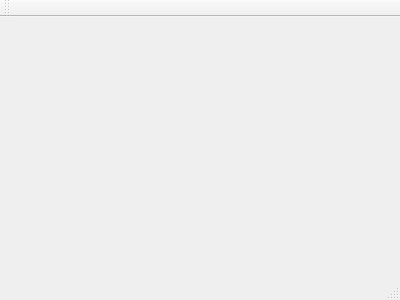
The window that mainwindow.ui (Tinsed/8_puzzle) describes before a commit, drawn with Qt 5.
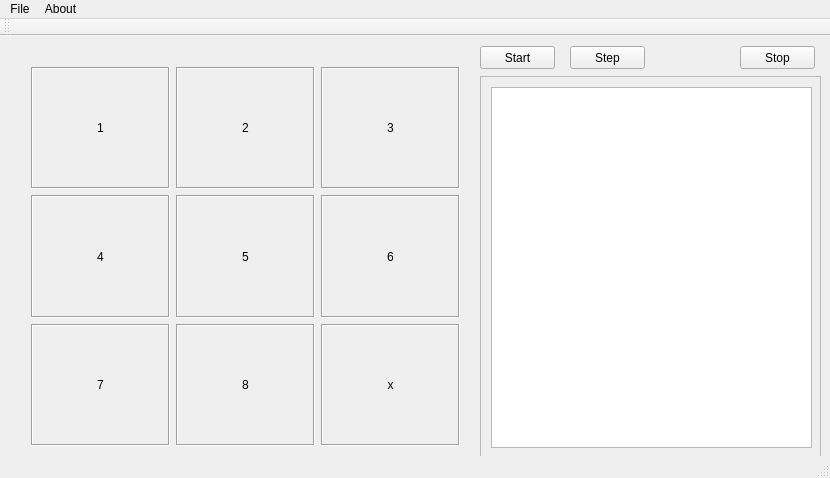
The same window after the commit.

Commit message: Update: created interface

Diff of the .ui file:
```diff
--- a/mainwindow.ui
+++ b/mainwindow.ui
@@ -1,24 +1,318 @@
 <ui version="4.0">
  <class>MainWindow</class>
- <widget class="QMainWindow" name="MainWindow" >
-  <property name="geometry" >
+ <widget class="QMainWindow" name="MainWindow">
+  <property name="geometry">
    <rect>
     <x>0</x>
     <y>0</y>
-    <width>400</width>
-    <height>300</height>
+    <width>830</width>
+    <height>478</height>
    </rect>
   </property>
-  <property name="windowTitle" >
-   <string>MainWindow</string>
+  <property name="sizePolicy">
+   <sizepolicy hsizetype="Fixed" vsizetype="Fixed">
+    <horstretch>0</horstretch>
+    <verstretch>0</verstretch>
+   </sizepolicy>
   </property>
-  <widget class="QMenuBar" name="menuBar" />
-  <widget class="QToolBar" name="mainToolBar" />
-  <widget class="QWidget" name="centralWidget" />
-  <widget class="QStatusBar" name="statusBar" />
+  <property name="windowTitle">
+   <string>8-puzzle</string>
+  </property>
+  <widget class="QWidget" name="centralWidget">
+   <widget class="QScrollArea" name="scrollArea">
+    <property name="geometry">
+     <rect>
+      <x>480</x>
+      <y>40</y>
+      <width>341</width>
+      <height>381</height>
+     </rect>
+    </property>
+    <property name="widgetResizable">
+     <bool>true</bool>
+    </property>
+    <widget class="QWidget" name="scrollAreaWidgetContents">
+     <property name="geometry">
+      <rect>
+       <x>0</x>
+       <y>0</y>
+       <width>339</width>
+       <height>379</height>
+      </rect>
+     </property>
+     <widget class="QPlainTextEdit" name="plainTextEdit">
+      <property name="geometry">
+       <rect>
+        <x>10</x>
+        <y>10</y>
+        <width>321</width>
+        <height>361</height>
+       </rect>
+      </property>
+     </widget>
+    </widget>
+   </widget>
+   <widget class="QPushButton" name="pushButton">
+    <property name="geometry">
+     <rect>
+      <x>480</x>
+      <y>10</y>
+      <width>75</width>
+      <height>23</height>
+     </rect>
+    </property>
+    <property name="text">
+     <string>Start</string>
+    </property>
+   </widget>
+   <widget class="QPushButton" name="pushButton_2">
+    <property name="geometry">
+     <rect>
+      <x>570</x>
+      <y>10</y>
+      <width>75</width>
+      <height>23</height>
+     </rect>
+    </property>
+    <property name="text">
+     <string>Step</string>
+    </property>
+   </widget>
+   <widget class="QPushButton" name="pushButton_3">
+    <property name="geometry">
+     <rect>
+      <x>740</x>
+      <y>10</y>
+      <width>75</width>
+      <height>23</height>
+     </rect>
+    </property>
+    <property name="text">
+     <string>Stop</string>
+    </property>
+   </widget>
+   <widget class="QWidget" name="gridLayoutWidget">
+    <property name="geometry">
+     <rect>
+      <x>20</x>
+      <y>20</y>
+      <width>451</width>
+      <height>401</height>
+     </rect>
+    </property>
+    <layout class="QGridLayout" name="gridLayout">
+     <item row="1" column="1">
+      <widget class="QLabel" name="label">
+       <property name="frameShape">
+        <enum>QFrame::Box</enum>
+       </property>
+       <property name="frameShadow">
+        <enum>QFrame::Sunken</enum>
+       </property>
+       <property name="text">
+        <string>1</string>
+       </property>
+       <property name="alignment">
+        <set>Qt::AlignCenter</set>
+       </property>
+      </widget>
+     </item>
+     <item row="2" column="1">
+      <widget class="QLabel" name="label_4">
+       <property name="frameShape">
+        <enum>QFrame::Box</enum>
+       </property>
+       <property name="frameShadow">
+        <enum>QFrame::Sunken</enum>
+       </property>
+       <property name="text">
+        <string>4</string>
+       </property>
+       <property name="alignment">
+        <set>Qt::AlignCenter</set>
+       </property>
+      </widget>
+     </item>
+     <item row="1" column="2">
+      <widget class="QLabel" name="label_2">
+       <property name="frameShape">
+        <enum>QFrame::Box</enum>
+       </property>
+       <property name="frameShadow">
+        <enum>QFrame::Sunken</enum>
+       </property>
+       <property name="text">
+        <string>2</string>
+       </property>
+       <property name="alignment">
+        <set>Qt::AlignCenter</set>
+       </property>
+      </widget>
+     </item>
+     <item row="1" column="3">
+      <widget class="QLabel" name="label_3">
+       <property name="frameShape">
+        <enum>QFrame::Box</enum>
+       </property>
+       <property name="frameShadow">
+        <enum>QFrame::Sunken</enum>
+       </property>
+       <property name="text">
+        <string>3</string>
+       </property>
+       <property name="alignment">
+        <set>Qt::AlignCenter</set>
+       </property>
+      </widget>
+     </item>
+     <item row="2" column="2">
+      <widget class="QLabel" name="label_5">
+       <property name="frameShape">
+        <enum>QFrame::Box</enum>
+       </property>
+       <property name="frameShadow">
+        <enum>QFrame::Sunken</enum>
+       </property>
+       <property name="text">
+        <string>5</string>
+       </property>
+       <property name="alignment">
+        <set>Qt::AlignCenter</set>
+       </property>
+      </widget>
+     </item>
+     <item row="2" column="3">
+      <widget class="QLabel" name="label_6">
+       <property name="frameShape">
+        <enum>QFrame::Box</enum>
+       </property>
+       <property name="frameShadow">
+        <enum>QFrame::Sunken</enum>
+       </property>
+       <property name="text">
+        <string>6</string>
+       </property>
+       <property name="alignment">
+        <set>Qt::AlignCenter</set>
+       </property>
+      </widget>
+     </item>
+     <item row="3" column="1">
+      <widget class="QLabel" name="label_7">
+       <property name="frameShape">
+        <enum>QFrame::Box</enum>
+       </property>
+       <property name="frameShadow">
+        <enum>QFrame::Sunken</enum>
+       </property>
+       <property name="text">
+        <string>7</string>
+       </property>
+       <property name="alignment">
+        <set>Qt::AlignCenter</set>
+       </property>
+      </widget>
+     </item>
+     <item row="3" column="2">
+      <widget class="QLabel" name="label_8">
+       <property name="frameShape">
+        <enum>QFrame::Box</enum>
+       </property>
+       <property name="frameShadow">
+        <enum>QFrame::Sunken</enum>
+       </property>
+       <property name="text">
+        <string>8</string>
+       </property>
+       <property name="alignment">
+        <set>Qt::AlignCenter</set>
+       </property>
+      </widget>
+     </item>
+     <item row="3" column="3">
+      <widget class="QLabel" name="label_9">
+       <property name="frameShape">
+        <enum>QFrame::Box</enum>
+       </property>
+       <property name="frameShadow">
+        <enum>QFrame::Sunken</enum>
+       </property>
+       <property name="text">
+        <string>x</string>
+       </property>
+       <property name="alignment">
+        <set>Qt::AlignCenter</set>
+       </property>
+      </widget>
+     </item>
+    </layout>
+   </widget>
+  </widget>
+  <widget class="QMenuBar" name="menuBar">
+   <property name="geometry">
+    <rect>
+     <x>0</x>
+     <y>0</y>
+     <width>830</width>
+     <height>21</height>
+    </rect>
+   </property>
+   <widget class="QMenu" name="menuFile">
+    <property name="title">
+     <string>File</string>
+    </property>
+    <addaction name="actionOpen"/>
+    <addaction name="actionSave"/>
+    <addaction name="actionSave_as"/>
+    <addaction name="separator"/>
+    <addaction name="actionExport_to"/>
+    <addaction name="separator"/>
+    <addaction name="actionExit"/>
+   </widget>
+   <widget class="QMenu" name="menuAbout">
+    <property name="title">
+     <string>About</string>
+    </property>
+   </widget>
+   <addaction name="menuFile"/>
+   <addaction name="menuAbout"/>
+  </widget>
+  <widget class="QToolBar" name="mainToolBar">
+   <attribute name="toolBarArea">
+    <enum>TopToolBarArea</enum>
+   </attribute>
+   <attribute name="toolBarBreak">
+    <bool>false</bool>
+   </attribute>
+  </widget>
+  <widget class="QStatusBar" name="statusBar"/>
+  <action name="actionOpen">
+   <property name="text">
+    <string>Open</string>
+   </property>
+  </action>
+  <action name="actionSave">
+   <property name="text">
+    <string>Save</string>
+   </property>
+  </action>
+  <action name="actionSave_as">
+   <property name="text">
+    <string>Save as</string>
+   </property>
+  </action>
+  <action name="actionExport_to">
+   <property name="text">
+    <string>Export to</string>
+   </property>
+  </action>
+  <action name="actionExit">
+   <property name="text">
+    <string>Exit</string>
+   </property>
+  </action>
  </widget>
- <layoutDefault spacing="6" margin="11" />
- <pixmapfunction></pixmapfunction>
+ <layoutdefault spacing="6" margin="11"/>
  <resources/>
  <connections/>
 </ui>
```
Left out of the diff: 1 changed line with no effect on the pictures. The commit also changes 2 other files.
